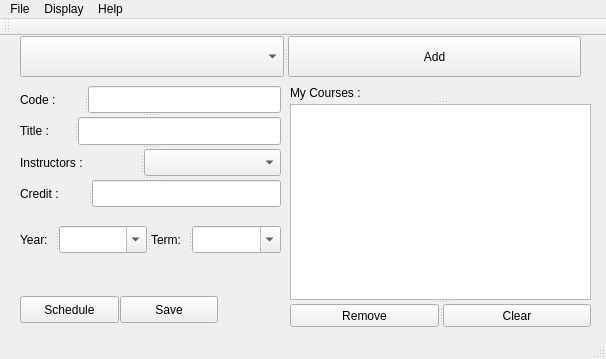
Before: the Qt Designer form mainwindow.ui in yycho0108/OlinScheduler, drawn with Qt 5.
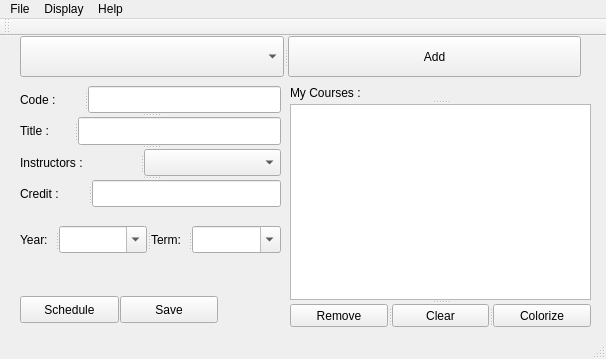
After: the same form once the commit is applied.

```diff
--- a/mainwindow.ui
+++ b/mainwindow.ui
@@ -138,6 +138,11 @@
        <string>Clear</string>
       </property>
      </widget>
+     <widget class="QPushButton" name="colorBtn">
+      <property name="text">
+       <string>Colorize</string>
+      </property>
+     </widget>
     </widget>
    </widget>
    <widget class="QPushButton" name="openSchedule">
```
